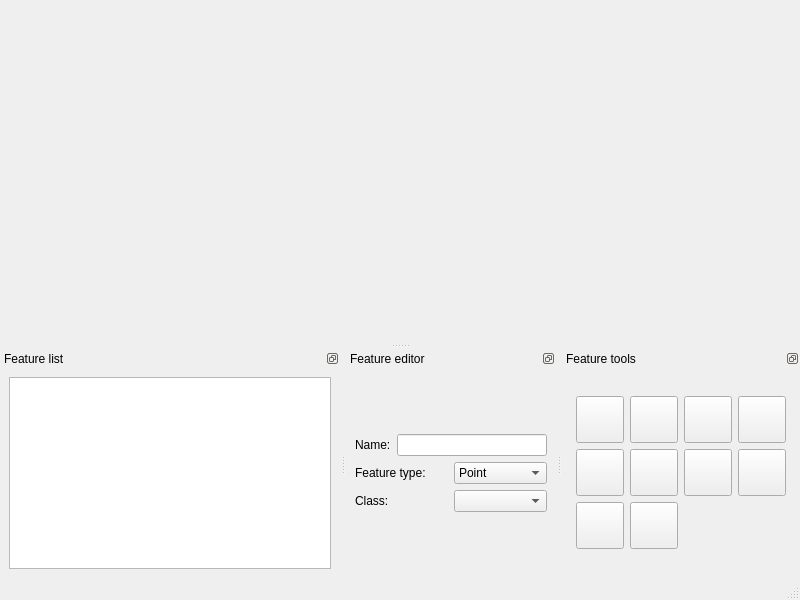
Old version of the form trunk_candidata/qt/interface/Stereoplotter.ui in the repository e-foto/e-foto.
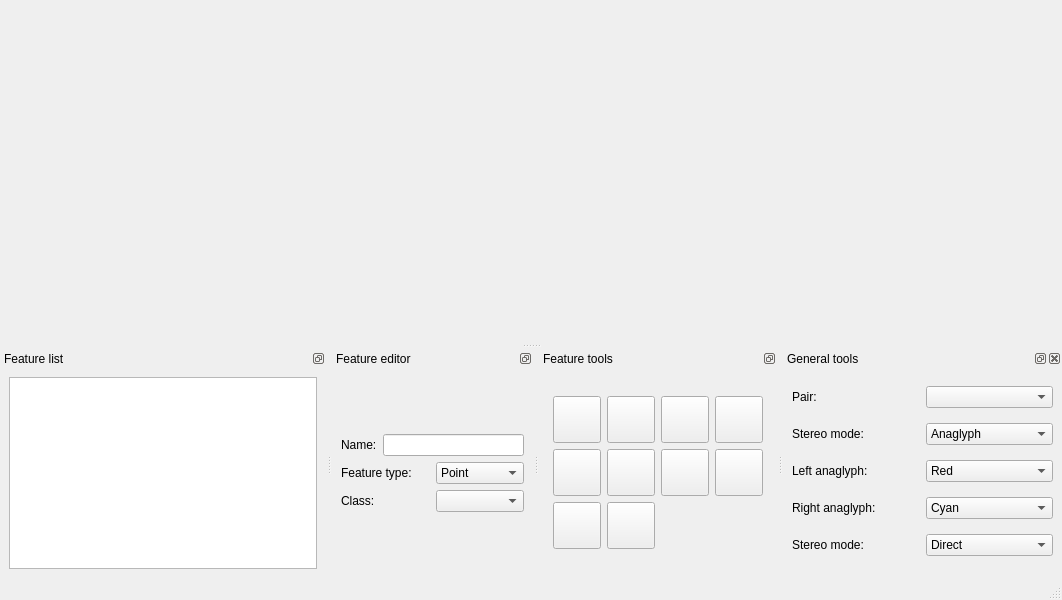
New version of the form. Icons and pictures are not drawn.

```diff
--- a/trunk_candidata/qt/interface/Stereoplotter.ui
+++ b/trunk_candidata/qt/interface/Stereoplotter.ui
@@ -6,7 +6,7 @@
    <rect>
     <x>0</x>
     <y>0</y>
-    <width>800</width>
+    <width>1062</width>
     <height>600</height>
    </rect>
   </property>
@@ -306,6 +306,9 @@
            <height>40</height>
           </size>
          </property>
+         <property name="checkable">
+          <bool>true</bool>
+         </property>
         </widget>
        </item>
        <item row="1" column="2">
@@ -420,6 +423,155 @@
     </layout>
    </widget>
   </widget>
+  <widget class="QDockWidget" name="dockWidget_4">
+   <property name="windowTitle">
+    <string>General tools</string>
+   </property>
+   <attribute name="dockWidgetArea">
+    <number>8</number>
+   </attribute>
+   <widget class="QWidget" name="dockWidgetContents_2">
+    <layout class="QGridLayout" name="gridLayout_5">
+     <item row="0" column="0">
+      <widget class="QLabel" name="label">
+       <property name="text">
+        <string>Pair:</string>
+       </property>
+      </widget>
+     </item>
+     <item row="0" column="1">
+      <widget class="QComboBox" name="comboBox"/>
+     </item>
+     <item row="1" column="0">
+      <widget class="QLabel" name="label_2">
+       <property name="text">
+        <string>Stereo mode:</string>
+       </property>
+      </widget>
+     </item>
+     <item row="1" column="1">
+      <widget class="QComboBox" name="comboBox_2">
+       <item>
+        <property name="text">
+         <string>Anaglyph</string>
+        </property>
+       </item>
+       <item>
+        <property name="text">
+         <string>Polarized glasses</string>
+        </property>
+       </item>
+      </widget>
+     </item>
+     <item row="2" column="0">
+      <widget class="QLabel" name="label_3">
+       <property name="text">
+        <string>Left anaglyph:</string>
+       </property>
+      </widget>
+     </item>
+     <item row="2" column="1">
+      <widget class="QComboBox" name="comboBox_5">
+       <item>
+        <property name="text">
+         <string>Red</string>
+        </property>
+       </item>
+       <item>
+        <property name="text">
+         <string>Green</string>
+        </property>
+       </item>
+       <item>
+        <property name="text">
+         <string>Blue</string>
+        </property>
+       </item>
+       <item>
+        <property name="text">
+         <string>Cyan</string>
+        </property>
+       </item>
+       <item>
+        <property name="text">
+         <string>Magenta</string>
+        </property>
+       </item>
+       <item>
+        <property name="text">
+         <string>Yellow</string>
+        </property>
+       </item>
+      </widget>
+     </item>
+     <item row="3" column="0">
+      <widget class="QLabel" name="label_7">
+       <property name="text">
+        <string>Right anaglyph:</string>
+       </property>
+      </widget>
+     </item>
+     <item row="3" column="1">
+      <widget class="QComboBox" name="comboBox_6">
+       <property name="currentIndex">
+        <number>3</number>
+       </property>
+       <item>
+        <property name="text">
+         <string>Red</string>
+        </property>
+       </item>
+       <item>
+        <property name="text">
+         <string>Green</string>
+        </property>
+       </item>
+       <item>
+        <property name="text">
+         <string>Blue</string>
+        </property>
+       </item>
+       <item>
+        <property name="text">
+         <string>Cyan</string>
+        </property>
+       </item>
+       <item>
+        <property name="text">
+         <string>Magenta</string>
+        </property>
+       </item>
+       <item>
+        <property name="text">
+         <string>Yellow</string>
+        </property>
+       </item>
+      </widget>
+     </item>
+     <item row="4" column="0">
+      <widget class="QLabel" name="label_8">
+       <property name="text">
+        <string>Stereo mode:</string>
+       </property>
+      </widget>
+     </item>
+     <item row="4" column="1">
+      <widget class="QComboBox" name="comboBox_7">
+       <item>
+        <property name="text">
+         <string>Direct</string>
+        </property>
+       </item>
+       <item>
+        <property name="text">
+         <string>Reverse</string>
+        </property>
+       </item>
+      </widget>
+     </item>
+    </layout>
+   </widget>
+  </widget>
  </widget>
  <resources>
   <include location="../resource/resource.qrc"/>
```
Left out of the diff: 2 changed lines with no effect on the pictures.
